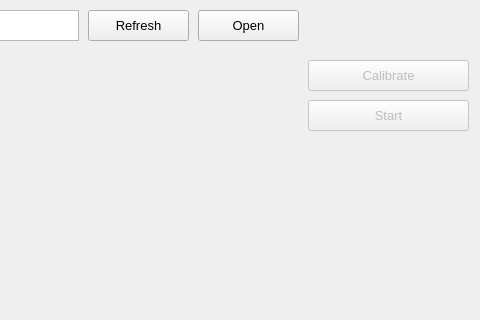
Above: tools/mainwindow.ui from ZhuYanzhen1/miniFOC before the change; both pictures show x 282 to 762 and y 0 to 320 of the 762 by 444 pixel window. Below: the same form after it.
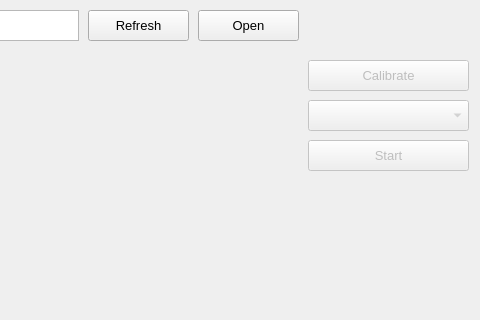
That is the form after the change. Custom widgets are drawn as their Qt base class.

Commit message: Modify the control package ID in the monitor tool and realize the selection and switching of torque, speed and angle control modes.

Patch:
```diff
--- a/tools/mainwindow.ui
+++ b/tools/mainwindow.ui
@@ -139,7 +139,7 @@
     <property name="geometry">
      <rect>
       <x>590</x>
-      <y>100</y>
+      <y>140</y>
       <width>161</width>
       <height>31</height>
      </rect>
@@ -176,6 +176,25 @@
      <string>Calibrate</string>
     </property>
    </widget>
+   <widget class="QComboBox" name="mode_set_cb">
+    <property name="enabled">
+     <bool>false</bool>
+    </property>
+    <property name="geometry">
+     <rect>
+      <x>590</x>
+      <y>100</y>
+      <width>161</width>
+      <height>31</height>
+     </rect>
+    </property>
+    <property name="font">
+     <font>
+      <family>Arial</family>
+      <pointsize>10</pointsize>
+     </font>
+    </property>
+   </widget>
   </widget>
  </widget>
  <customwidgets>
```
The commit also changes 2 other files.
